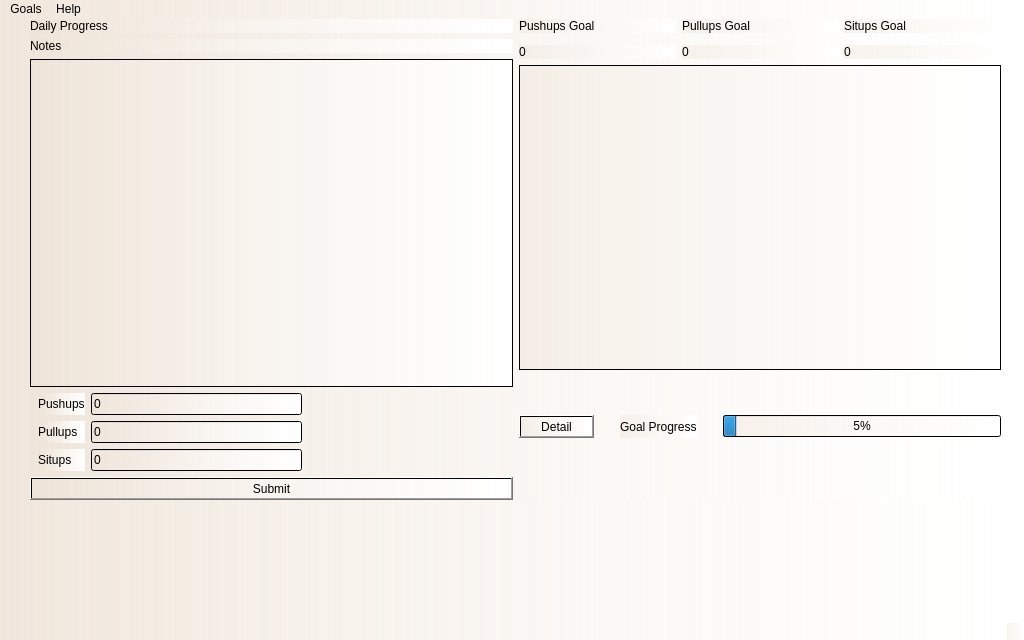
Above: exp.ui from cmerino15/homegoals before the change. Below: the same form after it.
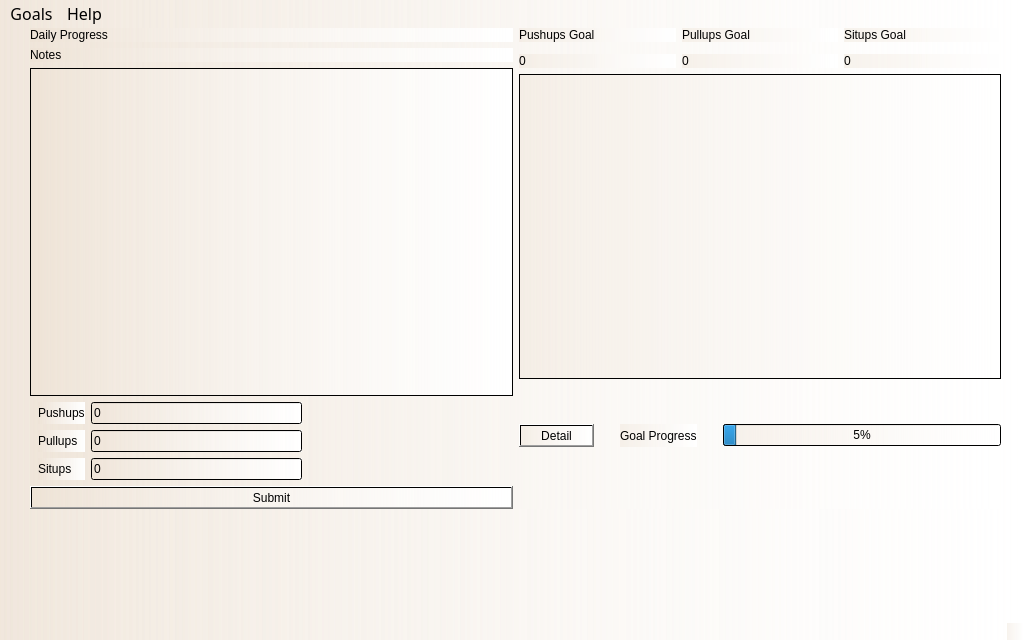
That is the form after the change. Icons and pictures are not drawn.

Commit message: Icons and About dialog

What changed in the file:
```diff
--- a/exp.ui
+++ b/exp.ui
@@ -31,8 +31,14 @@
   <property name="styleSheet">
    <string notr="true">background-color: qlineargradient(spread:pad, x1:0, y1:0, x2:1, y2:0, stop:0 rgba(236, 224, 210, 100), stop:1 rgba(255, 255, 255, 255));</string>
   </property>
+  <property name="iconSize">
+   <size>
+    <width>30</width>
+    <height>30</height>
+   </size>
+  </property>
   <widget class="QWidget" name="centralwidget">
-   <widget class="QWidget" name="">
+   <widget class="QWidget" name="layoutWidget">
     <property name="geometry">
      <rect>
       <x>30</x>
@@ -251,9 +257,15 @@
      <x>0</x>
      <y>0</y>
      <width>1024</width>
-     <height>26</height>
+     <height>32</height>
     </rect>
    </property>
+   <property name="font">
+    <font>
+     <family>Lucida Calligraphy</family>
+     <pointsize>12</pointsize>
+    </font>
+   </property>
    <widget class="QMenu" name="menuGoals">
     <property name="title">
      <string>Goals</string>
```
Left out of the diff: 67 changed lines with no effect on the pictures. The commit also changes 10 other files.
